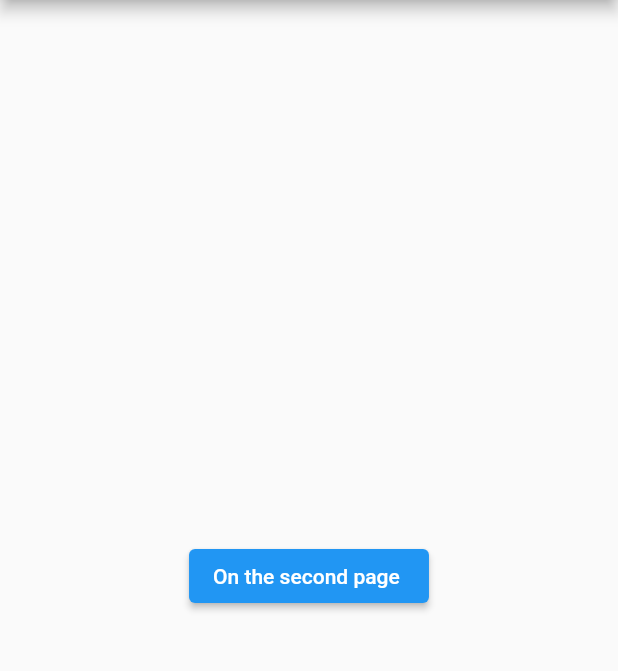
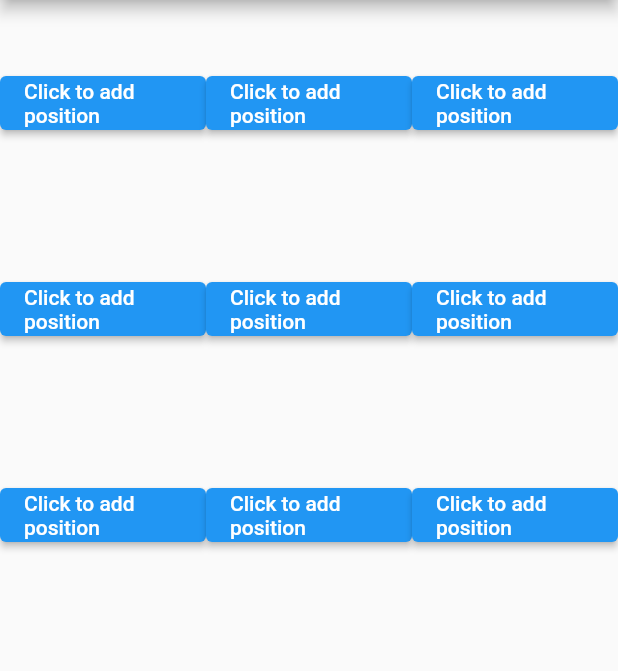
Before and after one commit to hoangmatthew1999/cmpe-137-project, a Flutter app: the FirstPage screen opened directly, on a phone screen of 412 x 824 dp, the part 84-755 px from its top. Run offline on Flutter 3.47's test engine with Material 2 defaults, Android fonts, the phone set to English and light mode, and no system bars.

```diff
--- a/lib/main.dart
+++ b/lib/main.dart
@@ -29,11 +29,17 @@ class FirstPage extends StatelessWidget{
     return Scaffold(appBar: AppBar(
       title: Text("CMPE 137 Project 1"),
       ),
-      body: Center(
-        child: ElevatedButton(
-          onPressed: () {},
-          child: Text("On the second page ")),
-        ),
+      body: GridView.count(
+  // Create a grid with 2 columns. If you change the scrollDirection to
+  // horizontal, this produces 2 rows.
+  crossAxisCount: 3,
+  // Generate 100 widgets that display their index in the List.
+  children: List.generate(9, (index) {
+    return Center(
+      child: ElevatedButton(onPressed: () {print(index);}, child: Text("Click to add position ")),
+    );
+  }),
+),
       );
   }
 }
```
